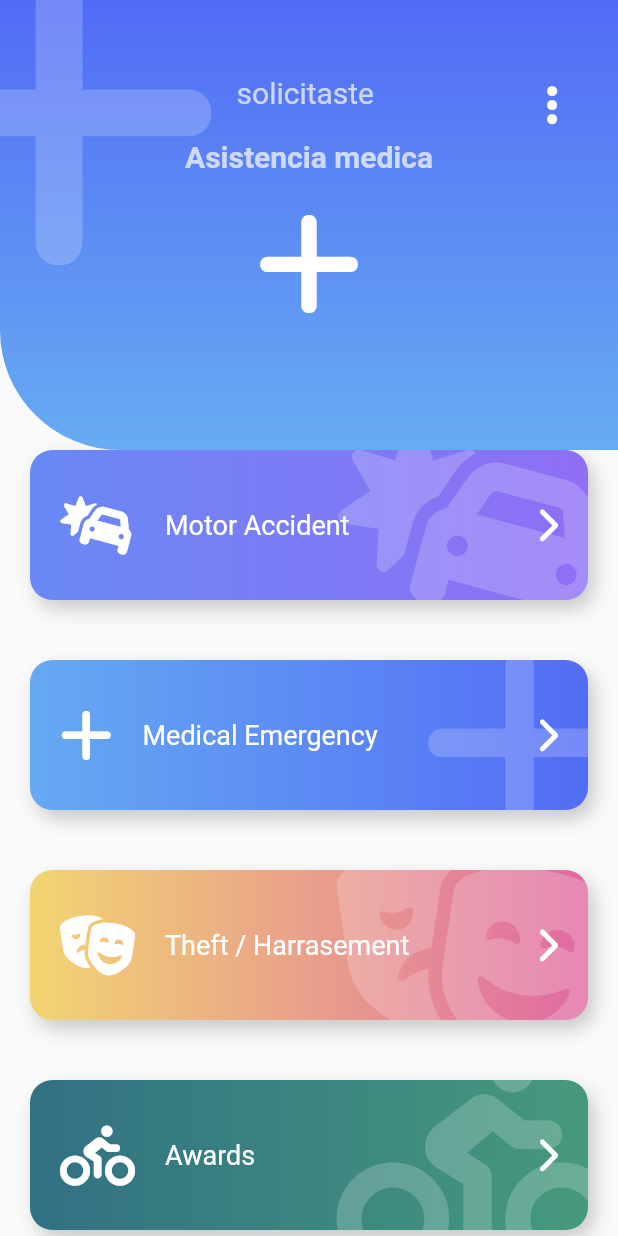
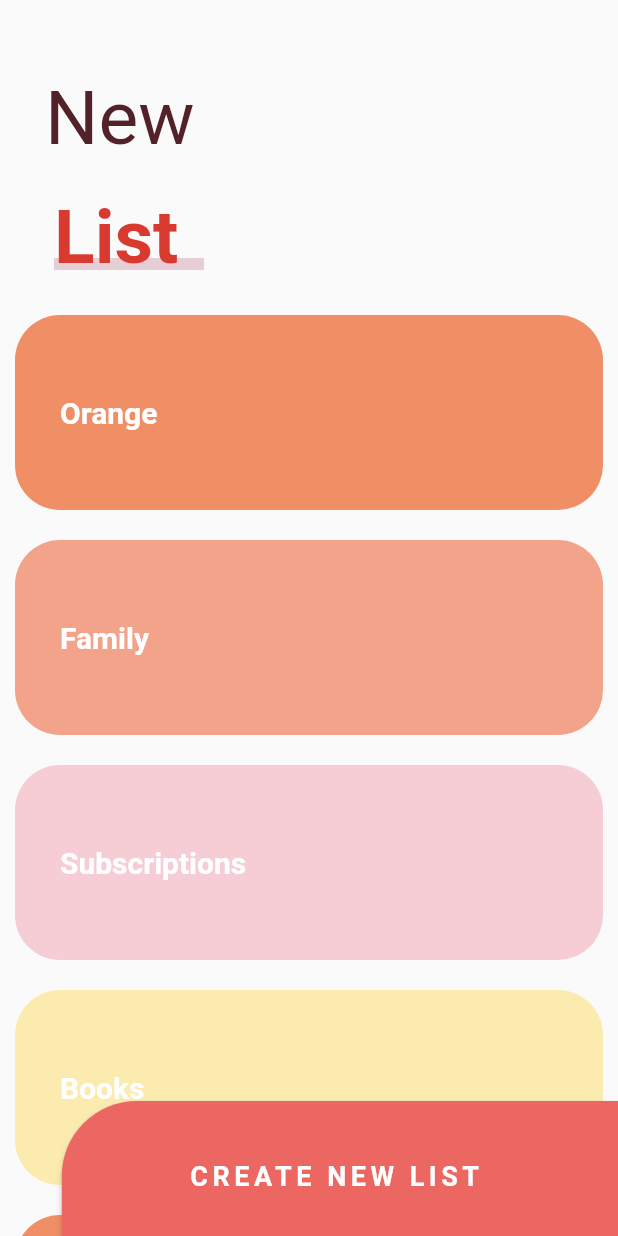
Before and after one commit to JAIME1523/cuadradoAnimadoFlutter, a Flutter app: the screen it shows after launch, on a phone screen of 412 x 824 dp. Run offline on Flutter 3.47's test engine with Material 2 defaults, Android fonts, the phone set to English and light mode, and no system bars; our stand-ins replace animate_do, flutter_svg, font_awesome_flutter.

Commit message:
Fin de la seccion

```diff
--- a/lib/main.dart
+++ b/lib/main.dart
@@ -1,7 +1,8 @@
 // import 'package:designs/labs/circular_progres_page.dart';
 // import 'package:designs/pages/grafias_ciculares.dart';
 // import 'package:designs/src/labs/slideshow_page.dart';
-import 'package:designs/src/pages/emergecy_page.dart';
+// import 'package:designs/src/pages/emergecy_page.dart';
+import 'package:designs/src/pages/slider_list_page.dart';
 // import 'package:designs/src/pages/painterest_page.dart';
 import 'package:flutter/material.dart';
 
@@ -14,11 +15,10 @@ class MyApp extends StatelessWidget {
 
   @override
   Widget build(BuildContext context) {
-    return  MaterialApp(
+    return const MaterialApp(
       debugShowCheckedModeBanner: false,
       title: 'Material App',
-      home:
-       EmergencypagePage(),
+      home: SliderPage(),
     );
   }
 }
--- a/lib/src/pages/emergecy_page.dart
+++ b/lib/src/pages/emergecy_page.dart
@@ -57,7 +57,7 @@ class EmergencypagePage extends StatelessWidget {
           margin: const EdgeInsets.only(top: 200),
           child: ListView(
             //para quitar el efecto de color azul alfinal de la lista
-            physics: BouncingScrollPhysics(),
+            physics: const BouncingScrollPhysics(),
             children: [
               const SizedBox(
                 height: 80,
--- a/lib/src/pages/grafias_ciculares.dart
+++ b/lib/src/pages/grafias_ciculares.dart
@@ -68,7 +68,7 @@ class _CustomRadialProgress extends StatelessWidget {
 
   @override
   Widget build(BuildContext context) {
-    return Container(
+    return SizedBox(
       width: 180,
       height: 180,
       child: RadialProgress(
--- a/lib/src/pages/painterest_page.dart
+++ b/lib/src/pages/painterest_page.dart
@@ -1,3 +1,5 @@
+// ignore_for_file: avoid_print
+
 import 'package:designs/src/widgets/printerest_menu.dart';
 import 'package:flutter/material.dart';
 import 'package:flutter_staggered_grid_view/flutter_staggered_grid_view.dart';
@@ -35,7 +37,7 @@ class _MenuLocation extends StatelessWidget {
     final mostar = Provider.of<_MenuModel>(context).mostrar;
     return Positioned(
         bottom: 30,
-        child: Container(
+        child: SizedBox(
             width: widthPantalla,
             child: Align(
                 child: PrinterestMenu(
--- /dev/null
+++ b/lib/src/pages/slider_list_page.dart
@@ -0,0 +1,196 @@
+// ignore_for_file: unused_element
+
+import 'package:flutter/material.dart';
+
+class SliderPage extends StatelessWidget {
+  const SliderPage({Key? key}) : super(key: key);
+
+  @override
+  Widget build(BuildContext context) {
+    return Scaffold(
+        body: Stack(children: const [
+      _MainScroll(),
+      Positioned(bottom: -10, right: 0, child: _BotonNewList())
+    ]));
+  }
+}
+
+class _BotonNewList extends StatelessWidget {
+  const _BotonNewList({Key? key}) : super(key: key);
+
+  @override
+  Widget build(BuildContext context) {
+    final size = MediaQuery.of(context).size;
+    return ButtonTheme(
+        minWidth: size.width * 0.9,
+        height: 100,
+        child: RaisedButton(
+        color: const Color(0xffED6762),
+        shape: const RoundedRectangleBorder(
+          borderRadius: BorderRadius.only(topLeft:  Radius.circular(50))
+        ),
+            onPressed: () {},
+            child: const Text(
+              'CREATE NEW LIST ',
+              style: TextStyle(
+                  color: Colors.white,
+                  fontSize: 18,
+                  fontWeight: FontWeight.bold,
+                  letterSpacing: 3),
+            )));
+  }
+}
+
+class _MainScroll extends StatelessWidget {
+  const _MainScroll({Key? key}) : super(key: key);
+
+  @override
+  Widget build(BuildContext context) {
+    //CustomScrollView recibe slivers
+    final items = [
+      const _ListItem(titulo: 'Orange', color: Color(0xffF08F66)),
+      const _ListItem(titulo: 'Family', color: Color(0xffF2A38A)),
+      const _ListItem(titulo: 'Subscriptions', color: Color(0xffF7CDD5)),
+      const _ListItem(titulo: 'Books', color: Color(0xffFCEBAF)),
+      const _ListItem(titulo: 'Orange', color: Color(0xffF08F66)),
+      const _ListItem(titulo: 'Family', color: Color(0xffF2A38A)),
+      const _ListItem(titulo: 'Subscriptions', color: Color(0xffF7CDD5)),
+      const _ListItem(titulo: 'Books', color: Color(0xffFCEBAF)),
+    ];
+    return CustomScrollView(
+      physics: const BouncingScrollPhysics(),
+      slivers: [
+        // const SliverAppBar(
+        //   floating: true,
+        //   elevation: 0,
+        //   backgroundColor: Colors.red,
+        //   title: Text('data'),
+        // ),
+
+        SliverPersistentHeader(
+            floating: true,
+            delegate: _SliverCustomHeaderDelegate(
+              maxheigth: 200.0,
+              minheight: 170.0,
+              child: Container(
+                alignment: Alignment.centerLeft,
+                child: _Titulo(),
+              ),
+            )),
+
+        SliverList(
+            delegate:
+                SliverChildListDelegate([...items, const SizedBox(height: 100)]))
+      ],
+    );
+  }
+}
+
+class _SliverCustomHeaderDelegate extends SliverPersistentHeaderDelegate {
+  final double minheight;
+  final double maxheigth;
+  final Widget child;
+  _SliverCustomHeaderDelegate(
+      {required this.minheight, required this.maxheigth, required this.child});
+
+  @override
+  Widget build(
+      BuildContext context, double shrinkOffset, bool overlapsContent) {
+    return SizedBox.expand(
+      child: child,
+    );
+  }
+
+  @override
+  // double get maxExtent => (minheight > maxheigth) ? minheight : maxheigth;
+  double get maxExtent => maxheigth;
+
+  @override
+  double get minExtent => minheight;
+
+  @override
+  bool shouldRebuild(_SliverCustomHeaderDelegate oldDelegate) {
+    return maxheigth != oldDelegate.maxExtent ||
+        minheight != oldDelegate.minExtent ||
+        child != oldDelegate.child;
+  }
+}
+
+class _Titulo extends StatelessWidget {
+  // _Titulo({Key? key}) : super(key: key);
+
+  @override
+  Widget build(BuildContext context) {
+    return Column(
+      children: [
+    const SizedBox(height: 30),
+    Container(
+      margin: const EdgeInsets.symmetric(horizontal: 30, vertical: 20),
+      child: const Text(
+        'New ',
+        style: TextStyle(color: Color(0xff532128), fontSize: 50),
+      ),
+    ),
+    Stack(
+      children: [
+        const SizedBox(width: 100),
+        Positioned(
+          bottom: 8,
+          child: Container(width: 150, height: 8, color: const Color(0xffE7CDD5)),
+        ),
+        const Text('List',
+            style: TextStyle(
+                color: Color(0xffD93A30),
+                fontSize: 50,
+                fontWeight: FontWeight.bold)),
+      ],
+    ),
+      ],
+    );
+  }
+}
+
+class _ListaTareas extends StatelessWidget {
+  _ListaTareas({
+    Key? key,
+  }) : super(key: key);
+  final items = [
+    const _ListItem(titulo: 'Orange', color: Color(0xffF08F66)),
+    const _ListItem(titulo: 'Family', color: Color(0xffF2A38A)),
+    const _ListItem(titulo: 'Subscriptions', color: Color(0xffF7CDD5)),
+    const _ListItem(titulo: 'Books', color: Color(0xffFCEBAF)),
+    const _ListItem(titulo: 'Orange', color: Color(0xffF08F66)),
+    const _ListItem(titulo: 'Family', color: Color(0xffF2A38A)),
+    const _ListItem(titulo: 'Subscriptions', color: Color(0xffF7CDD5)),
+    const _ListItem(titulo: 'Books', color: Color(0xffFCEBAF)),
+  ];
+  @override
+  Widget build(BuildContext context) {
+    return ListView.builder(
+      itemCount: items.length,
+      itemBuilder: (BuildContext context, int index) => items[index],
+    );
+  }
+}
+
+class _ListItem extends StatelessWidget {
+  final String titulo;
+  final Color? color;
+
+  const _ListItem({Key? key, this.titulo = '', this.color}) : super(key: key);
+  @override
+  Widget build(BuildContext context) {
+    return Container(
+        alignment: Alignment.centerLeft,
+        padding: const EdgeInsets.all(30),
+        child: Text(titulo,
+            style: const TextStyle(
+                color: Colors.white,
+                fontWeight: FontWeight.bold,
+                fontSize: 20)),
+        height: 130,
+        margin: const EdgeInsets.all(10),
+        decoration: BoxDecoration(
+            color: color, borderRadius: BorderRadius.circular(30)));
+  }
+}
--- a/lib/src/widgets/printerest_menu.dart
+++ b/lib/src/widgets/printerest_menu.dart
@@ -11,7 +11,7 @@ class PrinterestButto {
 }
 
 class PrinterestMenu extends StatelessWidget {
-  PrinterestMenu({
+  const PrinterestMenu({
     Key? key,
     this.mostar = true,
     this.backgroundColor = Colors.white,
@@ -132,12 +132,11 @@ class _PrinterestMenuButtom extends StatelessWidget {
         item.onPressed();
       },
       behavior: HitTestBehavior.translucent,
-      child: Container(
-          child: Icon(item.icon,
-              size: (itemSeleccionado == index) ? 35 : 25,
-              color: (itemSeleccionado == index)
-                  ? Provider.of<_MenuModel>(context).activeColor
-                  : Provider.of<_MenuModel>(context).inactiveColor)),
+      child: Icon(item.icon,
+          size: (itemSeleccionado == index) ? 35 : 25,
+          color: (itemSeleccionado == index)
+              ? Provider.of<_MenuModel>(context).activeColor
+              : Provider.of<_MenuModel>(context).inactiveColor),
     );
   }
 }
--- a/lib/src/widgets/slideshow.dart
+++ b/lib/src/widgets/slideshow.dart
@@ -1,3 +1,5 @@
+// ignore_for_file: unnecessary_getters_setters
+
 import 'package:flutter/material.dart';
 import 'package:provider/provider.dart';
 
@@ -147,15 +149,13 @@ class _SlidesState extends State<_Slides> {
 
   @override
   Widget build(BuildContext context) {
-    return Container(
-      child: PageView(
-          controller: pageViewController,
-          children: widget.slides
-              .map((slide) => _Slide(
-                    slide: slide,
-                  ))
-              .toList()),
-    );
+    return PageView(
+        controller: pageViewController,
+        children: widget.slides
+            .map((slide) => _Slide(
+                  slide: slide,
+                ))
+            .toList());
   }
 }
 
```
